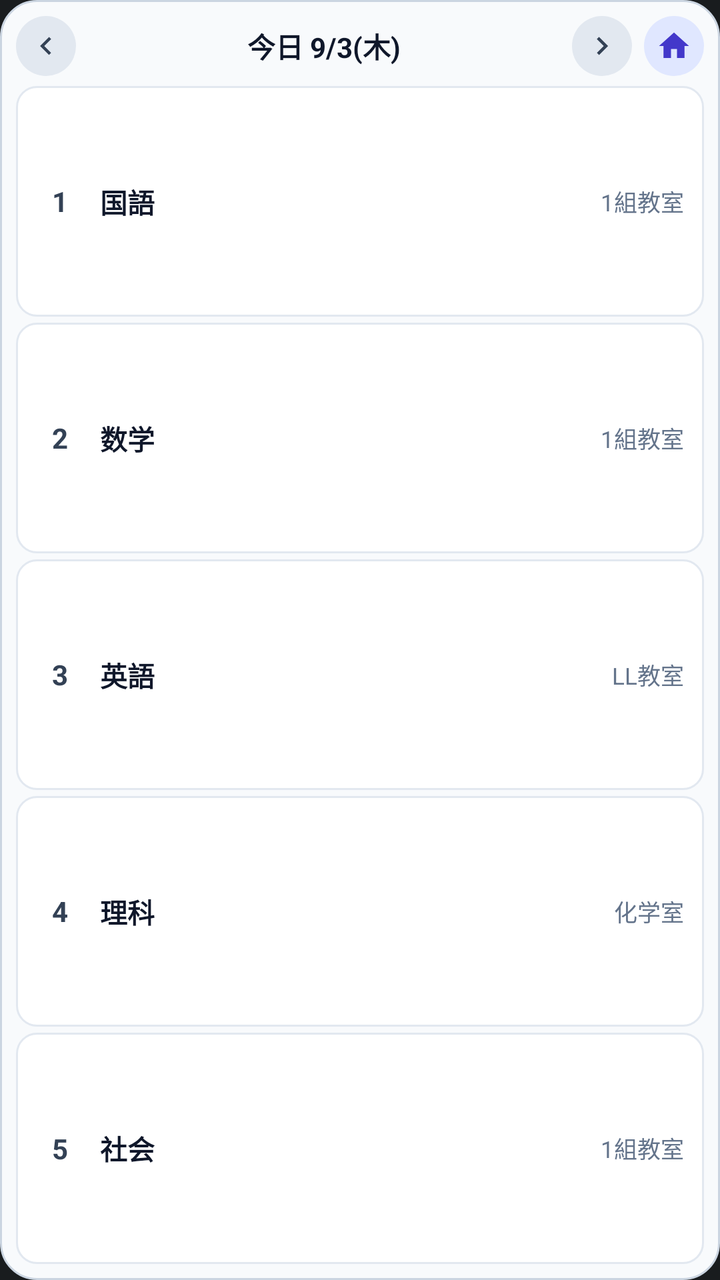
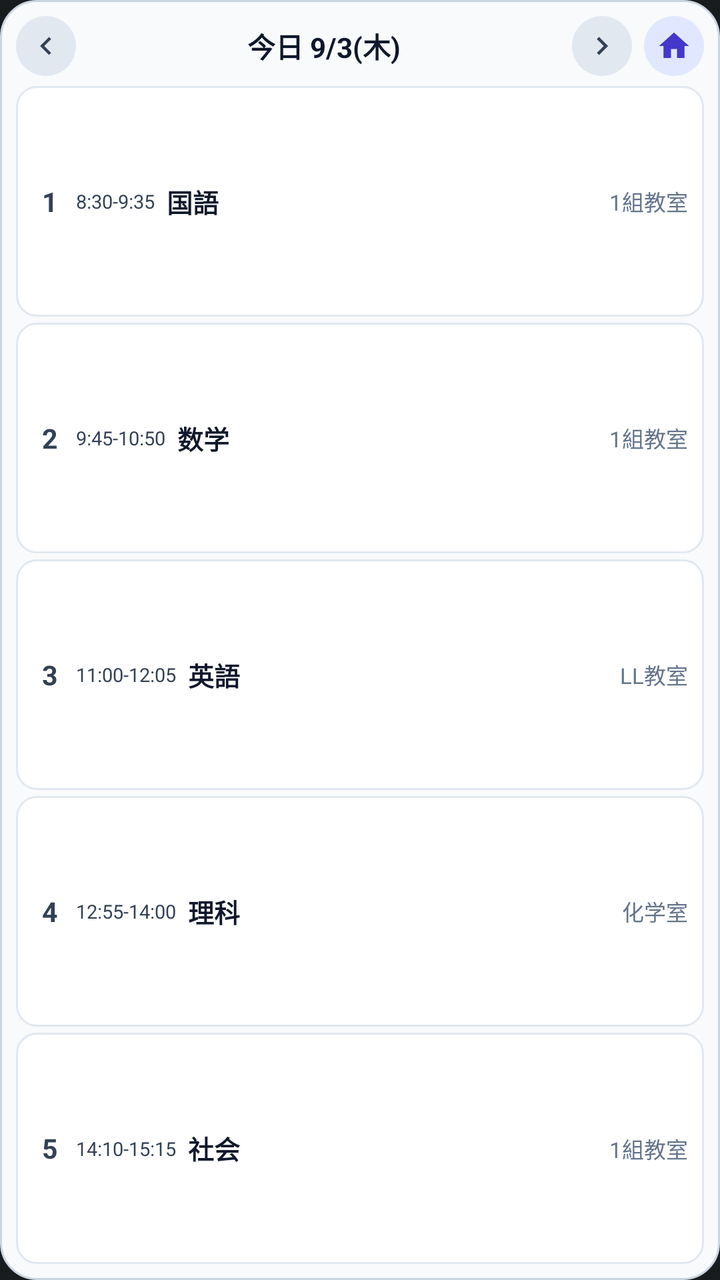

The first picture is an Android layout as it rendered before a commit; the second is the same layout after the commit. The layout source and the unified diff follow.
<!-- AndroidManifest.xml: application theme Theme.MyApplication -->
<!-- res/layout/widget_timetable.xml -->
<?xml version="1.0" encoding="utf-8"?>
<LinearLayout xmlns:android="http://schemas.android.com/apk/res/android"
    android:id="@+id/widget_root_layout"
    android:layout_width="match_parent"
    android:layout_height="match_parent"
    android:background="@drawable/widget_background"
    android:orientation="vertical"
    android:padding="8dp">

    
    <LinearLayout
        android:layout_width="match_parent"
        android:layout_height="wrap_content"
        android:gravity="center_vertical"
        android:orientation="horizontal"
        android:paddingBottom="5dp">

        
        <ImageView
            android:id="@+id/widget_btn_prev_day"
            android:layout_width="30dp"
            android:layout_height="30dp"
            android:background="@drawable/widget_nav_btn_bg"
            android:contentDescription="前日"
            android:padding="6dp"
            android:src="@drawable/ic_widget_chevron_left" />

        
        <TextView
            android:id="@+id/widget_title_date"
            android:layout_width="0dp"
            android:layout_height="wrap_content"
            android:layout_marginStart="4dp"
            android:layout_marginEnd="4dp"
            android:layout_weight="1"
            android:ellipsize="end"
            android:gravity="center"
            android:maxLines="1"
            android:text="今日 9/3(木)"
            android:textColor="@color/widget_text_primary"
            android:textSize="14sp"
            android:textStyle="bold" />

        
        <ImageView
            android:id="@+id/widget_btn_next_day"
            android:layout_width="30dp"
            android:layout_height="30dp"
            android:background="@drawable/widget_nav_btn_bg"
            android:contentDescription="翌日"
            android:padding="6dp"
            android:src="@drawable/ic_widget_chevron_right" />

        
        <ImageView
            android:id="@+id/widget_btn_home"
            android:layout_width="30dp"
            android:layout_height="30dp"
            android:layout_marginStart="6dp"
            android:background="@drawable/widget_home_bg"
            android:contentDescription="今日に戻る"
            android:padding="6dp"
            android:src="@drawable/ic_widget_home" />
    </LinearLayout>

    
    <LinearLayout
        android:id="@+id/widget_setup_required_container"
        android:layout_width="match_parent"
        android:layout_height="0dp"
        android:layout_weight="1"
        android:gravity="center"
        android:orientation="vertical"
        android:padding="12dp"
        android:visibility="gone">

        <TextView
            android:id="@+id/widget_setup_required_text"
            android:layout_width="wrap_content"
            android:layout_height="wrap_content"
            android:gravity="center"
            android:lineSpacingExtra="4dp"
            android:text="初期設定を完了させてください。"
            android:textColor="@color/widget_text_secondary"
            android:textSize="12.5sp" />
    </LinearLayout>

    
    <LinearLayout
        android:id="@+id/widget_no_timetable_container"
        android:layout_width="match_parent"
        android:layout_height="0dp"
        android:layout_weight="1"
        android:gravity="center"
        android:orientation="vertical"
        android:padding="12dp"
        android:visibility="gone">

        <TextView
            android:id="@+id/widget_no_timetable_text"
            android:layout_width="wrap_content"
            android:layout_height="wrap_content"
            android:gravity="center"
            android:text="授業はありません"
            android:textColor="@color/widget_text_secondary"
            android:textSize="13sp" />
    </LinearLayout>

    
    <LinearLayout
        android:id="@+id/widget_periods_container"
        android:layout_width="match_parent"
        android:layout_height="0dp"
        android:layout_weight="1"
        android:orientation="vertical">

        
        <LinearLayout
            android:id="@+id/widget_p1_container"
            android:layout_width="match_parent"
            android:layout_height="0dp"
            android:layout_marginBottom="3dp"
            android:layout_weight="1"
            android:background="@drawable/widget_period_cell_bg"
            android:gravity="center_vertical"
            android:orientation="horizontal"
            android:paddingStart="10dp"
            android:paddingEnd="10dp">

            <TextView
                android:id="@+id/widget_p1_num"
                android:layout_width="24dp"
                android:layout_height="wrap_content"
                android:gravity="center"
                android:text="1"
                android:textColor="@color/widget_text_secondary"
                android:textSize="14sp"
                android:textStyle="bold" />

            <TextView
                android:id="@+id/widget_p1_subject"
                android:layout_width="0dp"
                android:layout_height="wrap_content"
                android:layout_marginStart="8dp"
                android:layout_weight="1"
                android:ellipsize="end"
                android:maxLines="1"
                android:text="国語"
                android:textColor="@color/widget_text_primary"
                android:textSize="13.5sp"
                android:textStyle="bold" />

            <TextView
                android:id="@+id/widget_p1_room"
                android:layout_width="wrap_content"
                android:layout_height="wrap_content"
                android:layout_marginStart="6dp"
                android:ellipsize="end"
                android:maxLines="1"
                android:text="1組教室"
                android:textColor="@color/widget_text_muted"
                android:textSize="11.5sp" />
        </LinearLayout>

        
        <LinearLayout
            android:id="@+id/widget_p2_container"
            android:layout_width="match_parent"
            android:layout_height="0dp"
            android:layout_marginBottom="3dp"
            android:layout_weight="1"
            android:background="@drawable/widget_period_cell_bg"
            android:gravity="center_vertical"
            android:orientation="horizontal"
            android:paddingStart="10dp"
            android:paddingEnd="10dp">

            <TextView
                android:id="@+id/widget_p2_num"
                android:layout_width="24dp"
                android:layout_height="wrap_content"
                android:gravity="center"
                android:text="2"
                android:textColor="@color/widget_text_secondary"
                android:textSize="14sp"
                android:textStyle="bold" />

            <TextView
                android:id="@+id/widget_p2_subject"
                android:layout_width="0dp"
                android:layout_height="wrap_content"
                android:layout_marginStart="8dp"
                android:layout_weight="1"
                android:ellipsize="end"
                android:maxLines="1"
                android:text="数学"
                android:textColor="@color/widget_text_primary"
                android:textSize="13.5sp"
                android:textStyle="bold" />

            <TextView
                android:id="@+id/widget_p2_room"
                android:layout_width="wrap_content"
                android:layout_height="wrap_content"
                android:layout_marginStart="6dp"
                android:ellipsize="end"
                android:maxLines="1"
                android:text="1組教室"
                android:textColor="@color/widget_text_muted"
                android:textSize="11.5sp" />
        </LinearLayout>

        
        <LinearLayout
            android:id="@+id/widget_p3_container"
            android:layout_width="match_parent"
            android:layout_height="0dp"
            android:layout_marginBottom="3dp"
            android:layout_weight="1"
            android:background="@drawable/widget_period_cell_bg"
            android:gravity="center_vertical"
            android:orientation="horizontal"
            android:paddingStart="10dp"
            android:paddingEnd="10dp">

            <TextView
                android:id="@+id/widget_p3_num"
                android:layout_width="24dp"
                android:layout_height="wrap_content"
                android:gravity="center"
                android:text="3"
                android:textColor="@color/widget_text_secondary"
                android:textSize="14sp"
                android:textStyle="bold" />

            <TextView
                android:id="@+id/widget_p3_subject"
                android:layout_width="0dp"
                android:layout_height="wrap_content"
                android:layout_marginStart="8dp"
                android:layout_weight="1"
                android:ellipsize="end"
                android:maxLines="1"
                android:text="英語"
                android:textColor="@color/widget_text_primary"
                android:textSize="13.5sp"
                android:textStyle="bold" />

            <TextView
                android:id="@+id/widget_p3_room"
                android:layout_width="wrap_content"
                android:layout_height="wrap_content"
                android:layout_marginStart="6dp"
                android:ellipsize="end"
                android:maxLines="1"
                android:text="LL教室"
                android:textColor="@color/widget_text_muted"
                android:textSize="11.5sp" />
        </LinearLayout>

        
        <LinearLayout
            android:id="@+id/widget_p4_container"
            android:layout_width="match_parent"
            android:layout_height="0dp"
            android:layout_marginBottom="3dp"
            android:layout_weight="1"
            android:background="@drawable/widget_period_cell_bg"
            android:gravity="center_vertical"
            android:orientation="horizontal"
            android:paddingStart="10dp"
            android:paddingEnd="10dp">

            <TextView
                android:id="@+id/widget_p4_num"
                android:layout_width="24dp"
                android:layout_height="wrap_content"
                android:gravity="center"
                android:text="4"
                android:textColor="@color/widget_text_secondary"
                android:textSize="14sp"
                android:textStyle="bold" />

            <TextView
                android:id="@+id/widget_p4_subject"
                android:layout_width="0dp"
                android:layout_height="wrap_content"
                android:layout_marginStart="8dp"
                android:layout_weight="1"
                android:ellipsize="end"
                android:maxLines="1"
                android:text="理科"
                android:textColor="@color/widget_text_primary"
                android:textSize="13.5sp"
                android:textStyle="bold" />

            <TextView
                android:id="@+id/widget_p4_room"
                android:layout_width="wrap_content"
                android:layout_height="wrap_content"
                android:layout_marginStart="6dp"
                android:ellipsize="end"
                android:maxLines="1"
                android:text="化学室"
                android:textColor="@color/widget_text_muted"
                android:textSize="11.5sp" />
        </LinearLayout>

        
        <LinearLayout
            android:id="@+id/widget_p5_container"
            android:layout_width="match_parent"
            android:layout_height="0dp"
            android:layout_weight="1"
            android:background="@drawable/widget_period_cell_bg"
            android:gravity="center_vertical"
            android:orientation="horizontal"
            android:paddingStart="10dp"
            android:paddingEnd="10dp">

            <TextView
                android:id="@+id/widget_p5_num"
                android:layout_width="24dp"
                android:layout_height="wrap_content"
                android:gravity="center"
                android:text="5"
                android:textColor="@color/widget_text_secondary"
                android:textSize="14sp"
                android:textStyle="bold" />

            <TextView
                android:id="@+id/widget_p5_subject"
                android:layout_width="0dp"
                android:layout_height="wrap_content"
                android:layout_marginStart="8dp"
                android:layout_weight="1"
                android:ellipsize="end"
                android:maxLines="1"
                android:text="社会"
                android:textColor="@color/widget_text_primary"
                android:textSize="13.5sp"
                android:textStyle="bold" />

            <TextView
                android:id="@+id/widget_p5_room"
                android:layout_width="wrap_content"
                android:layout_height="wrap_content"
                android:layout_marginStart="6dp"
                android:ellipsize="end"
                android:maxLines="1"
                android:text="1組教室"
                android:textColor="@color/widget_text_muted"
                android:textSize="11.5sp" />
        </LinearLayout>
    </LinearLayout>
</LinearLayout>
<!-- resources referenced by this layout -->
<resources>
  <color name="widget_text_muted">#64748B</color>
  <color name="widget_text_primary">#0F172A</color>
  <color name="widget_text_secondary">#334155</color>
  <!-- drawable ic_widget_chevron_left (drawable) -->
  <vector xmlns:android="http://schemas.android.com/apk/res/android"
      android:width="20dp"
      android:height="20dp"
      android:viewportWidth="24"
      android:viewportHeight="24">
    <path
        android:fillColor="@color/widget_nav_btn_icon"
        android:pathData="M15.41,7.41L14,6l-6,6 6,6 1.41,-1.41L10.83,12z"/>
  </vector>
  <!-- drawable ic_widget_chevron_right (drawable) -->
  <vector xmlns:android="http://schemas.android.com/apk/res/android"
      android:width="20dp"
      android:height="20dp"
      android:viewportWidth="24"
      android:viewportHeight="24">
    <path
        android:fillColor="@color/widget_nav_btn_icon"
        android:pathData="M10,6L8.59,7.41 13.17,12l-4.58,4.59L10,18l6,-6z"/>
  </vector>
  <!-- drawable ic_widget_home (drawable) -->
  <vector xmlns:android="http://schemas.android.com/apk/res/android"
      android:width="24dp"
      android:height="24dp"
      android:viewportWidth="24"
      android:viewportHeight="24">
      <path
          android:fillColor="@color/widget_refresh_btn_icon"
          android:pathData="M10,20v-6h4v6h5v-8h3L12,3 2,12h3v8z"/>
  </vector>
  <!-- drawable widget_background (drawable) -->
  <?xml version="1.0" encoding="utf-8"?>
  <shape xmlns:android="http://schemas.android.com/apk/res/android"
      android:shape="rectangle">
      <solid android:color="@color/widget_bg" />
      <corners android:radius="18dp" />
      <stroke
          android:width="1dp"
          android:color="@color/widget_border" />
  </shape>
  <!-- drawable widget_home_bg (drawable) -->
  <?xml version="1.0" encoding="utf-8"?>
  <shape xmlns:android="http://schemas.android.com/apk/res/android"
      android:shape="oval">
      <solid android:color="@color/widget_refresh_btn_bg" />
  </shape>
  <!-- drawable widget_nav_btn_bg (drawable) -->
  <?xml version="1.0" encoding="utf-8"?>
  <shape xmlns:android="http://schemas.android.com/apk/res/android"
      android:shape="oval">
      <solid android:color="@color/widget_nav_btn_bg" />
  </shape>
  <!-- drawable widget_period_cell_bg (drawable) -->
  <?xml version="1.0" encoding="utf-8"?>
  <shape xmlns:android="http://schemas.android.com/apk/res/android"
      android:shape="rectangle">
      <solid android:color="@color/widget_card_bg" />
      <corners android:radius="10dp" />
      <stroke
          android:width="1dp"
          android:color="@color/widget_card_border" />
  </shape>
  <style name="Theme.MyApplication" parent="android:Theme.DeviceDefault.NoActionBar" />
  <color name="widget_nav_btn_icon">#334155</color>
  <color name="widget_refresh_btn_icon">#4338CA</color>
  <color name="widget_bg">#F8FAFC</color>
  <color name="widget_border">#CBD5E1</color>
  <color name="widget_refresh_btn_bg">#E0E7FF</color>
  <color name="widget_nav_btn_bg">#E2E8F0</color>
  <color name="widget_card_bg">#FFFFFF</color>
  <color name="widget_card_border">#E2E8F0</color>
</resources>

<!-- the commit's change to res/layout/widget_timetable.xml (unified diff, before → after) -->
@@ -124,30 +124,41 @@
             android:background="@drawable/widget_period_cell_bg"
             android:gravity="center_vertical"
             android:orientation="horizontal"
-            android:paddingStart="10dp"
-            android:paddingEnd="10dp">
+            android:paddingStart="8dp"
+            android:paddingEnd="8dp">
 
             <TextView
                 android:id="@+id/widget_p1_num"
-                android:layout_width="24dp"
+                android:layout_width="18dp"
                 android:layout_height="wrap_content"
                 android:gravity="center"
                 android:text="1"
                 android:textColor="@color/widget_text_secondary"
-                android:textSize="14sp"
-                android:textStyle="bold" />
+                android:textSize="13.5sp"
+                android:textStyle="bold" />
+
+            <TextView
+                android:id="@+id/widget_p1_time"
+                android:layout_width="wrap_content"
+                android:layout_height="wrap_content"
+                android:layout_marginStart="4dp"
+                android:gravity="center_vertical"
+                android:singleLine="true"
+                android:text="8:30-9:35"
+                android:textColor="@color/widget_text_secondary"
+                android:textSize="9.5sp" />
 
             <TextView
                 android:id="@+id/widget_p1_subject"
                 android:layout_width="0dp"
                 android:layout_height="wrap_content"
-                android:layout_marginStart="8dp"
+                android:layout_marginStart="6dp"
                 android:layout_weight="1"
                 android:ellipsize="end"
                 android:maxLines="1"
                 android:text="国語"
                 android:textColor="@color/widget_text_primary"
-                android:textSize="13.5sp"
+                android:textSize="13sp"
                 android:textStyle="bold" />
 
             <TextView
@@ -159,7 +170,7 @@
                 android:maxLines="1"
                 android:text="1組教室"
                 android:textColor="@color/widget_text_muted"
-                android:textSize="11.5sp" />
+                android:textSize="11sp" />
         </LinearLayout>
 
         
@@ -172,30 +183,41 @@
             android:background="@drawable/widget_period_cell_bg"
             android:gravity="center_vertical"
             android:orientation="horizontal"
-            android:paddingStart="10dp"
-            android:paddingEnd="10dp">
+            android:paddingStart="8dp"
+            android:paddingEnd="8dp">
 
             <TextView
                 android:id="@+id/widget_p2_num"
-                android:layout_width="24dp"
+                android:layout_width="18dp"
                 android:layout_height="wrap_content"
                 android:gravity="center"
                 android:text="2"
                 android:textColor="@color/widget_text_secondary"
-                android:textSize="14sp"
-                android:textStyle="bold" />
+                android:textSize="13.5sp"
+                android:textStyle="bold" />
+
+            <TextView
+                android:id="@+id/widget_p2_time"
+                android:layout_width="wrap_content"
+                android:layout_height="wrap_content"
+                android:layout_marginStart="4dp"
+                android:gravity="center_vertical"
+                android:singleLine="true"
+                android:text="9:45-10:50"
+                android:textColor="@color/widget_text_secondary"
+                android:textSize="9.5sp" />
 
             <TextView
                 android:id="@+id/widget_p2_subject"
                 android:layout_width="0dp"
                 android:layout_height="wrap_content"
-                android:layout_marginStart="8dp"
+                android:layout_marginStart="6dp"
                 android:layout_weight="1"
                 android:ellipsize="end"
                 android:maxLines="1"
                 android:text="数学"
                 android:textColor="@color/widget_text_primary"
-                android:textSize="13.5sp"
+                android:textSize="13sp"
                 android:textStyle="bold" />
 
             <TextView
@@ -207,7 +229,7 @@
                 android:maxLines="1"
                 android:text="1組教室"
                 android:textColor="@color/widget_text_muted"
-                android:textSize="11.5sp" />
+                android:textSize="11sp" />
         </LinearLayout>
 
         
@@ -220,30 +242,41 @@
             android:background="@drawable/widget_period_cell_bg"
             android:gravity="center_vertical"
             android:orientation="horizontal"
-            android:paddingStart="10dp"
-            android:paddingEnd="10dp">
+            android:paddingStart="8dp"
+            android:paddingEnd="8dp">
 
             <TextView
                 android:id="@+id/widget_p3_num"
-                android:layout_width="24dp"
+                android:layout_width="18dp"
                 android:layout_height="wrap_content"
                 android:gravity="center"
                 android:text="3"
                 android:textColor="@color/widget_text_secondary"
-                android:textSize="14sp"
-                android:textStyle="bold" />
+                android:textSize="13.5sp"
+                android:textStyle="bold" />
+
+            <TextView
+                android:id="@+id/widget_p3_time"
+                android:layout_width="wrap_content"
+                android:layout_height="wrap_content"
+                android:layout_marginStart="4dp"
+                android:gravity="center_vertical"
+                android:singleLine="true"
+                android:text="11:00-12:05"
+                android:textColor="@color/widget_text_secondary"
+                android:textSize="9.5sp" />
 
             <TextView
                 android:id="@+id/widget_p3_subject"
                 android:layout_width="0dp"
                 android:layout_height="wrap_content"
-                android:layout_marginStart="8dp"
+                android:layout_marginStart="6dp"
                 android:layout_weight="1"
                 android:ellipsize="end"
                 android:maxLines="1"
                 android:text="英語"
                 android:textColor="@color/widget_text_primary"
-                android:textSize="13.5sp"
+                android:textSize="13sp"
                 android:textStyle="bold" />
 
             <TextView
@@ -255,7 +288,7 @@
                 android:maxLines="1"
                 android:text="LL教室"
                 android:textColor="@color/widget_text_muted"
-                android:textSize="11.5sp" />
+                android:textSize="11sp" />
         </LinearLayout>
 
         
@@ -268,30 +301,41 @@
             android:background="@drawable/widget_period_cell_bg"
             android:gravity="center_vertical"
             android:orientation="horizontal"
-            android:paddingStart="10dp"
-            android:paddingEnd="10dp">
+            android:paddingStart="8dp"
+            android:paddingEnd="8dp">
 
             <TextView
                 android:id="@+id/widget_p4_num"
-                android:layout_width="24dp"
+                android:layout_width="18dp"
                 android:layout_height="wrap_content"
                 android:gravity="center"
                 android:text="4"
                 android:textColor="@color/widget_text_secondary"
-                android:textSize="14sp"
-                android:textStyle="bold" />
+                android:textSize="13.5sp"
+                android:textStyle="bold" />
+
+            <TextView
+                android:id="@+id/widget_p4_time"
+                android:layout_width="wrap_content"
+                android:layout_height="wrap_content"
+                android:layout_marginStart="4dp"
+                android:gravity="center_vertical"
+                android:singleLine="true"
+                android:text="12:55-14:00"
+                android:textColor="@color/widget_text_secondary"
+                android:textSize="9.5sp" />
 
             <TextView
                 android:id="@+id/widget_p4_subject"
                 android:layout_width="0dp"
                 android:layout_height="wrap_content"
-                android:layout_marginStart="8dp"
+                android:layout_marginStart="6dp"
                 android:layout_weight="1"
                 android:ellipsize="end"
                 android:maxLines="1"
                 android:text="理科"
                 android:textColor="@color/widget_text_primary"
-                android:textSize="13.5sp"
+                android:textSize="13sp"
                 android:textStyle="bold" />
 
             <TextView
@@ -303,7 +347,7 @@
                 android:maxLines="1"
                 android:text="化学室"
                 android:textColor="@color/widget_text_muted"
-                android:textSize="11.5sp" />
+                android:textSize="11sp" />
         </LinearLayout>
 
         
@@ -315,30 +359,41 @@
             android:background="@drawable/widget_period_cell_bg"
             android:gravity="center_vertical"
             android:orientation="horizontal"
-            android:paddingStart="10dp"
-            android:paddingEnd="10dp">
+            android:paddingStart="8dp"
+            android:paddingEnd="8dp">
 
             <TextView
                 android:id="@+id/widget_p5_num"
-                android:layout_width="24dp"
+                android:layout_width="18dp"
                 android:layout_height="wrap_content"
                 android:gravity="center"
                 android:text="5"
                 android:textColor="@color/widget_text_secondary"
-                android:textSize="14sp"
-                android:textStyle="bold" />
+                android:textSize="13.5sp"
+                android:textStyle="bold" />
+
+            <TextView
+                android:id="@+id/widget_p5_time"
+                android:layout_width="wrap_content"
+                android:layout_height="wrap_content"
+                android:layout_marginStart="4dp"
+                android:gravity="center_vertical"
+                android:singleLine="true"
+                android:text="14:10-15:15"
+                android:textColor="@color/widget_text_secondary"
+                android:textSize="9.5sp" />
 
             <TextView
                 android:id="@+id/widget_p5_subject"
                 android:layout_width="0dp"
                 android:layout_height="wrap_content"
-                android:layout_marginStart="8dp"
+                android:layout_marginStart="6dp"
                 android:layout_weight="1"
                 android:ellipsize="end"
                 android:maxLines="1"
                 android:text="社会"
                 android:textColor="@color/widget_text_primary"
-                android:textSize="13.5sp"
+                android:textSize="13sp"
                 android:textStyle="bold" />
 
             <TextView
@@ -350,7 +405,7 @@
                 android:maxLines="1"
                 android:text="1組教室"
                 android:textColor="@color/widget_text_muted"
-                android:textSize="11.5sp" />
+                android:textSize="11sp" />
         </LinearLayout>
     </LinearLayout>
 </LinearLayout>
